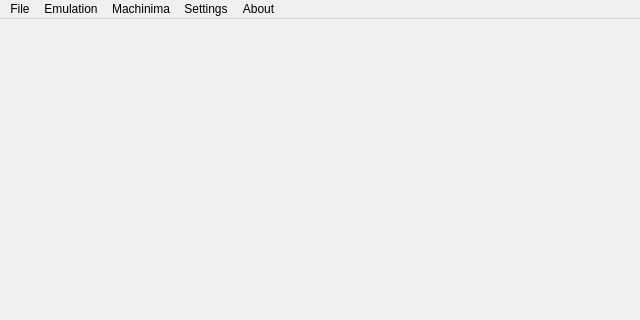
Old version of the form mupen64plus-gui/mainwindow.ui in the repository Llennpie/m64core; both pictures show x 0 to 640 and y 0 to 320 of the 640 by 480 pixel window.
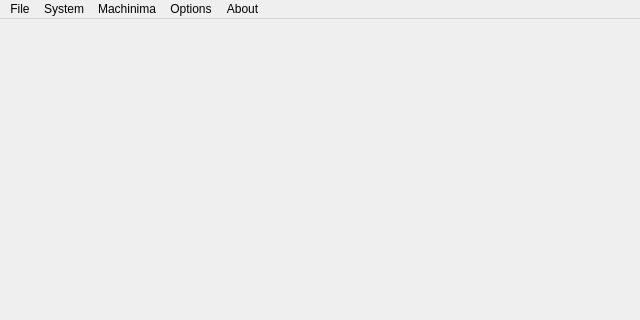
New version of the form.

What changed in the file:
```diff
--- a/mupen64plus-gui/mainwindow.ui
+++ b/mupen64plus-gui/mainwindow.ui
@@ -25,7 +25,7 @@
      <x>0</x>
      <y>0</y>
      <width>640</width>
-     <height>21</height>
+     <height>20</height>
     </rect>
    </property>
    <property name="nativeMenuBar">
@@ -47,7 +47,7 @@
    </widget>
    <widget class="QMenu" name="menuSettings">
     <property name="title">
-     <string>Settings</string>
+     <string>Options</string>
     </property>
     <addaction name="actionPlugin_Paths"/>
     <addaction name="actionPlugin_Settings"/>
@@ -60,7 +60,7 @@
    </widget>
    <widget class="QMenu" name="menuEmulation">
     <property name="title">
-     <string>Emulation</string>
+     <string>System</string>
     </property>
     <addaction name="actionToggle_Fullscreen"/>
     <addaction name="separator"/>
```
Left out of the diff: 56 changed lines with no effect on the pictures.
